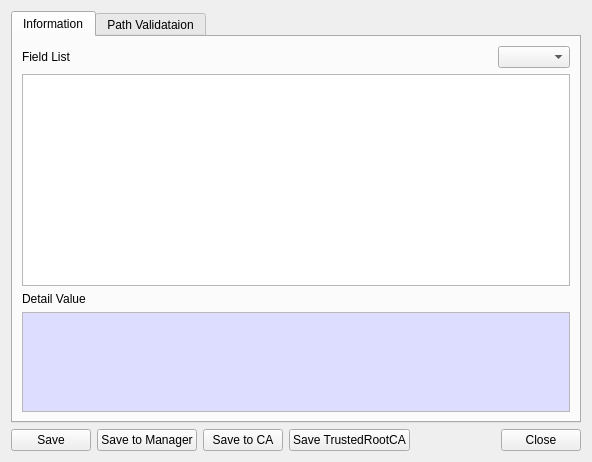
Before: the Qt Designer form BerEditor/cert_info_dlg.ui in jykim74/BerEditor, drawn with Qt 5.
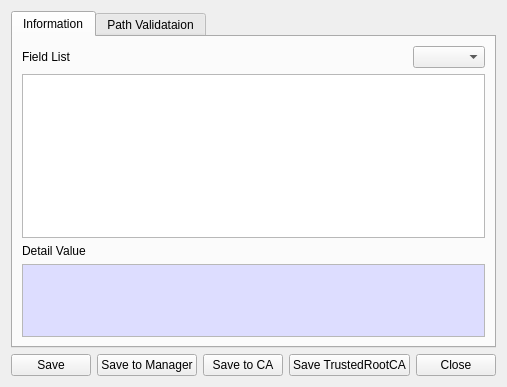
After: the same form once the commit is applied. The open tabs and pages were chosen to show the change.

What changed in the file:
```diff
--- a/BerEditor/cert_info_dlg.ui
+++ b/BerEditor/cert_info_dlg.ui
@@ -6,8 +6,8 @@
    <rect>
     <x>0</x>
     <y>0</y>
-    <width>592</width>
-    <height>462</height>
+    <width>489</width>
+    <height>387</height>
    </rect>
   </property>
   <property name="windowTitle">
@@ -82,7 +82,14 @@
         </widget>
        </item>
        <item row="2" column="0">
-        <widget class="QTableWidget" name="mFieldTable"/>
+        <widget class="QTableWidget" name="mFieldTable">
+         <property name="minimumSize">
+          <size>
+           <width>0</width>
+           <height>160</height>
+          </size>
+         </property>
+        </widget>
        </item>
        <item row="0" column="0">
         <layout class="QGridLayout" name="gridLayout_3">
```
Left out of the diff: 6 changed lines with no effect on the pictures.
